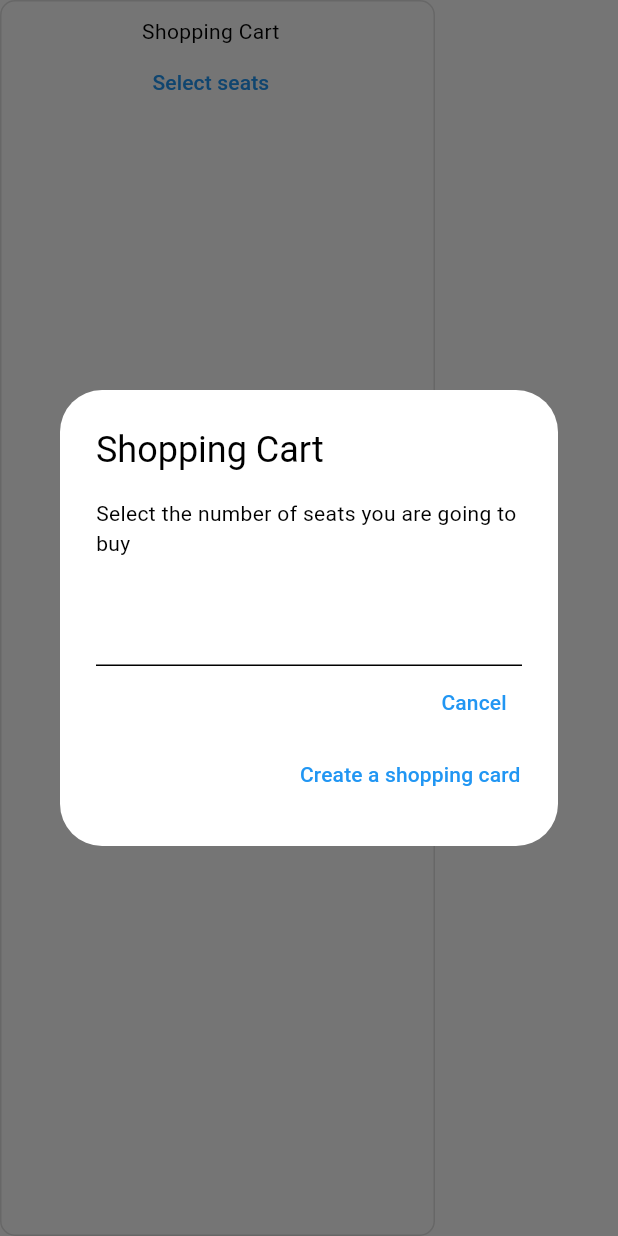
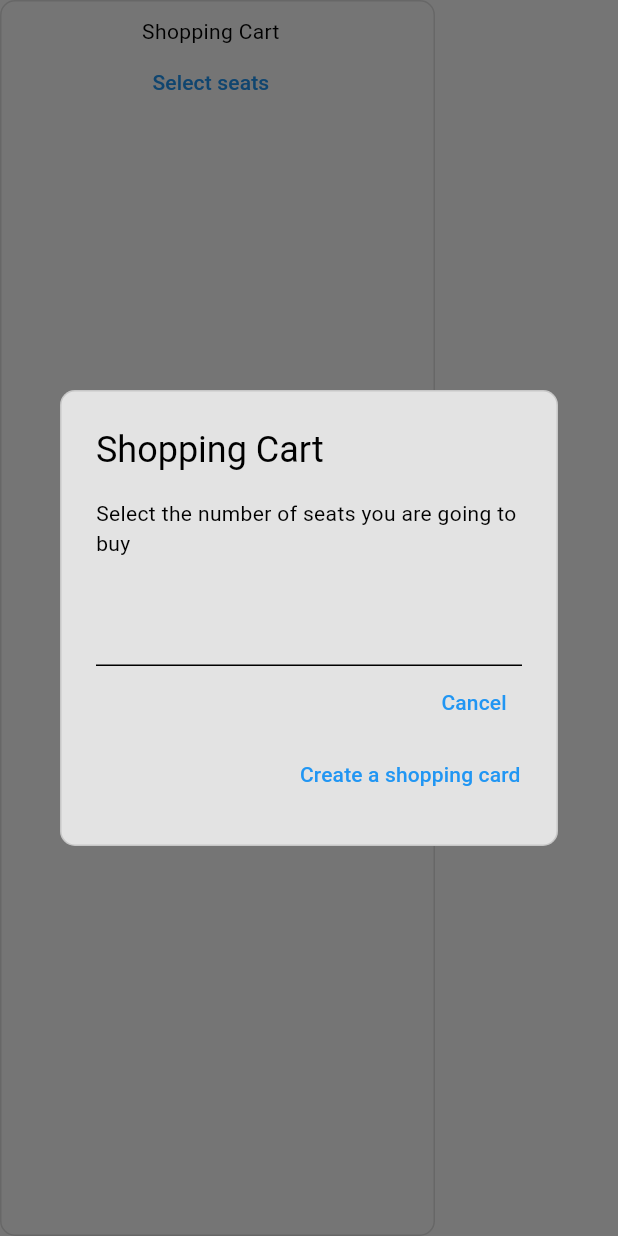
Before and after one commit to NNPopov/movie-theater-tickets, a Flutter app: the ShoppingCartWidget widget shown alone on an empty page, opened directly, after a tap on "Select seats", on a phone screen of 412 x 824 dp. Run offline on Flutter 3.47's test engine with Material 3 defaults, Android fonts, the phone set to English and light mode, and no system bars; our stand-ins replace bloc, carousel_slider, dartz, dio, equatable, flutter_bloc and 7 more; missing offline and left inert: dio_cache_interceptor, flutter_guid, flutter_web_auth_2, signalr_netcore; accounts and stored records are empty; generated files the repository leaves out were written again; network calls fail; statements that could not run were skipped.

Commit message:
feat: updated app color scheme

```diff
--- a/src/clients/lib/src/hub/presentation/widgens/connectivity_safe_area_widget.dart
+++ b/src/clients/lib/src/hub/presentation/widgens/connectivity_safe_area_widget.dart
@@ -57,6 +57,7 @@ class ConnectivitySafeAreaWidget extends StatelessWidget {
               maintainState: true,
               builder: (context) {
                 return OverlayDialog(
+
                     header: Text(
                         AppLocalizations.of(context)!
                             .connection_lost_notification_text,
--- a/src/clients/lib/src/shopping_carts/presentation/widgens/shopping_cart_widget.dart
+++ b/src/clients/lib/src/shopping_carts/presentation/widgens/shopping_cart_widget.dart
@@ -184,7 +184,6 @@ class _ShoppingCartWidget extends State<ShoppingCartWidget> {
   }
 
   Color getConditionColor(BuildContext context, ShoppingCartSeat rowSeat) {
-
     if (Theme.of(context).brightness == Brightness.light) {
       return (rowSeat.isDirty == null || rowSeat.isDirty!)
           ? Colors.black26
@@ -290,6 +289,15 @@ class _ShoppingCartWidget extends State<ShoppingCartWidget> {
           BlocConsumer<ShoppingCartCubit, ShoppingCartState>(
         builder: (BuildContext context, ShoppingCartState state) {
           return AlertDialog(
+            backgroundColor: Theme.of(context).widgetColor,
+            surfaceTintColor: Colors.black12,
+            shape: RoundedRectangleBorder(
+              borderRadius: const BorderRadius.all(
+                  Radius.circular(AppStyles.defaultRadius)),
+              side: BorderSide(
+                  color: Theme.of(context).defaultBorderColor,
+                  width: AppStyles.defaultBorderWidth),
+            ),
             title: Text(AppLocalizations.of(context)!.shopping_cart),
             content:
                 const Text('Select the number of seats you are going to buy'),
```
Also changed, not shown: src/clients/lib/core/common/widgets/overlay_dialog.dart (+7 -4 lines), src/clients/lib/core/services/router.main.dart (+21 -5 lines).
